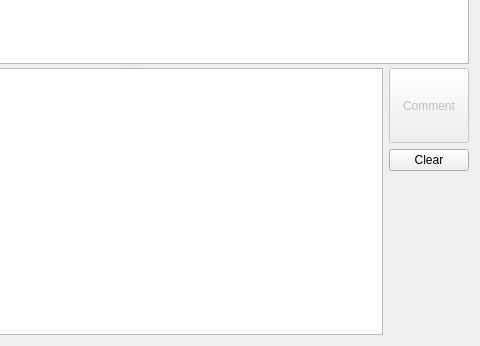
igormironchik/prototyper, file src/Core/comments.ui: the form before one commit; both pictures show x 220 to 700 and y 254 to 600 of the 700 by 600 pixel window.
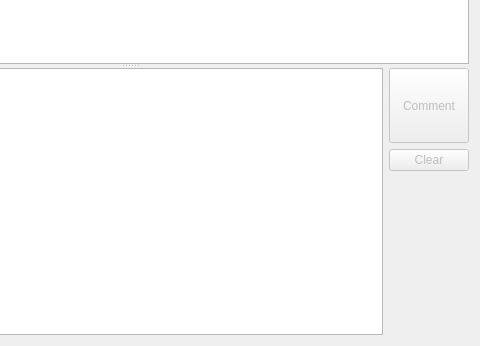
The form after the commit. Icons and pictures are not drawn.

Commit message: Enable/disable buttons in comments dialog.

```diff
--- a/src/Core/comments.ui
+++ b/src/Core/comments.ui
@@ -138,6 +138,9 @@
          </item>
          <item>
           <widget class="QPushButton" name="m_cancel">
+           <property name="enabled">
+            <bool>false</bool>
+           </property>
            <property name="text">
             <string>Clear</string>
            </property>
```
The commit also changes 2 other files.
